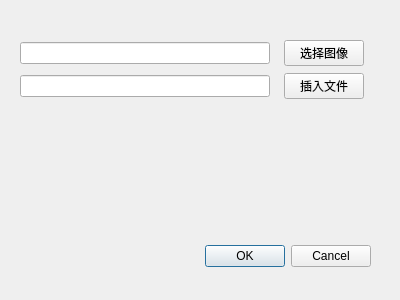
Chingliu/XilouReader, file img2pdf.ui: the form before one commit.
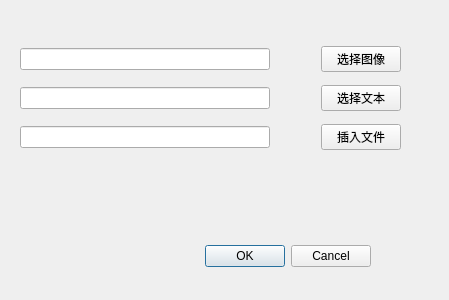
The form after the commit.

```diff
--- a/img2pdf.ui
+++ b/img2pdf.ui
@@ -6,10 +6,16 @@
    <rect>
     <x>0</x>
     <y>0</y>
-    <width>400</width>
+    <width>449</width>
     <height>300</height>
    </rect>
   </property>
+  <property name="minimumSize">
+   <size>
+    <width>400</width>
+    <height>300</height>
+   </size>
+  </property>
   <property name="windowTitle">
    <string>Dialog</string>
   </property>
@@ -34,8 +40,8 @@
     <rect>
      <x>20</x>
      <y>39</y>
-     <width>344</width>
-     <height>61</height>
+     <width>381</width>
+     <height>121</height>
     </rect>
    </property>
    <layout class="QGridLayout" name="gridLayout">
@@ -72,22 +78,58 @@
       </property>
      </widget>
     </item>
-    <item row="1" column="2">
+    <item row="0" column="1">
+     <spacer name="horizontalSpacer">
+      <property name="orientation">
+       <enum>Qt::Horizontal</enum>
+      </property>
+      <property name="sizeHint" stdset="0">
+       <size>
+        <width>40</width>
+        <height>20</height>
+       </size>
+      </property>
+     </spacer>
+    </item>
+    <item row="2" column="0">
+     <widget class="QLineEdit" name="dstpathEdit">
+      <property name="readOnly">
+       <bool>true</bool>
+      </property>
+     </widget>
+    </item>
+    <item row="2" column="1">
+     <spacer name="horizontalSpacer_2">
+      <property name="orientation">
+       <enum>Qt::Horizontal</enum>
+      </property>
+      <property name="sizeHint" stdset="0">
+       <size>
+        <width>40</width>
+        <height>20</height>
+       </size>
+      </property>
+     </spacer>
+    </item>
+    <item row="2" column="2">
      <widget class="QPushButton" name="save2Btn">
       <property name="text">
        <string>插入文件</string>
       </property>
      </widget>
     </item>
+    <item row="1" column="2">
+     <widget class="QPushButton" name="selectTextBtn">
+      <property name="text">
+       <string>选择文本</string>
+      </property>
+     </widget>
+    </item>
     <item row="1" column="0">
-     <widget class="QLineEdit" name="dstpathEdit">
-      <property name="readOnly">
-       <bool>true</bool>
-      </property>
-     </widget>
+     <widget class="QLineEdit" name="textpathEdit"/>
     </item>
     <item row="1" column="1">
-     <spacer name="horizontalSpacer_2">
+     <spacer name="horizontalSpacer_3">
       <property name="orientation">
        <enum>Qt::Horizontal</enum>
       </property>
```
Left out of the diff: 13 changed lines with no effect on the pictures.
